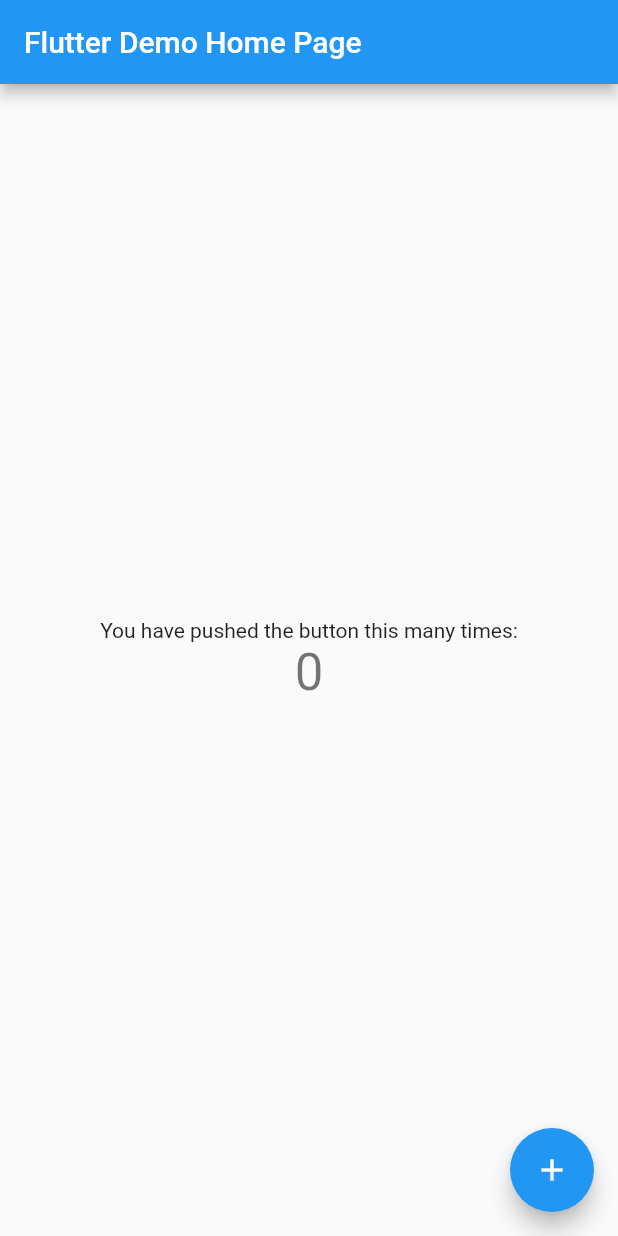
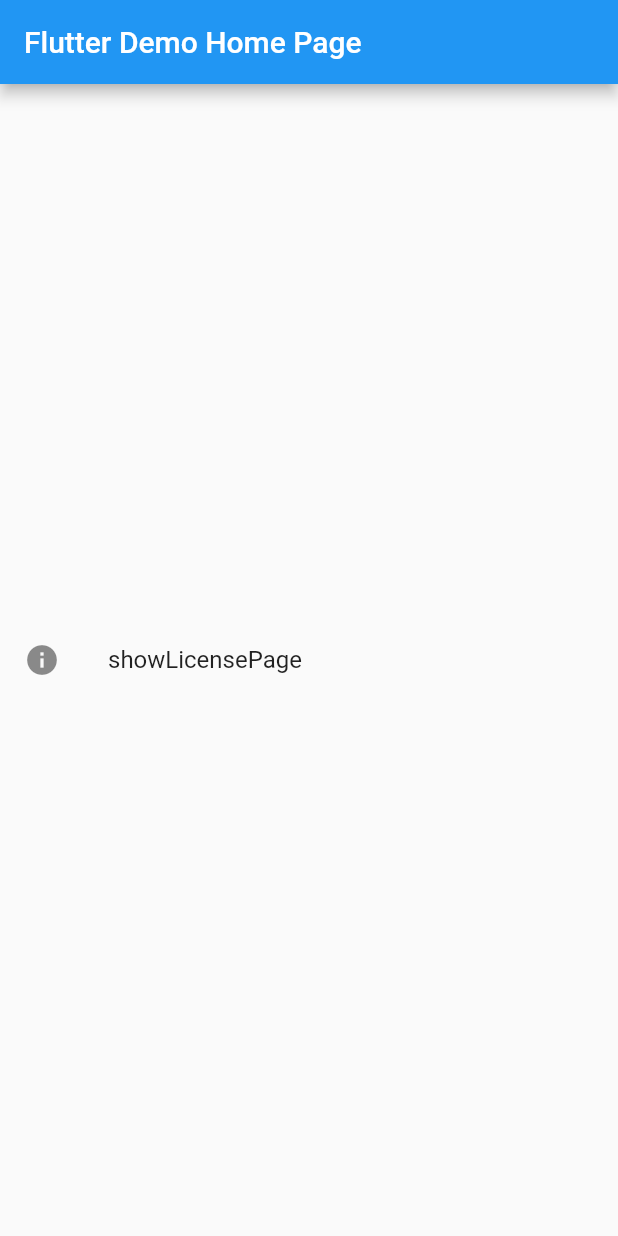
Before and after one commit to takunoji/git_test, a Flutter app: the screen it shows after launch, on a phone screen of 412 x 824 dp. Run offline on Flutter 3.47's test engine with Material 2 defaults, Android fonts, the phone set to English and light mode, and no system bars.

Commit message:
ライセンス機能を実装、ただしデモアプリは起動しない

```diff
--- a/lib/main.dart
+++ b/lib/main.dart
@@ -1,52 +1,69 @@
 import 'package:flutter/material.dart';
 
 void main() {
-  runApp(const MyApp());
+//  runApp(const MyApp());
+  runApp(MyApp());
 }
 
 class MyApp extends StatelessWidget {
-  const MyApp({Key? key}) : super(key: key);
-
-  // This widget is the root of your application.
+//  const MyApp({Key? key}) : super(key: key);
   @override
   Widget build(BuildContext context) {
     return MaterialApp(
       title: 'Flutter Demo',
+      debugShowCheckedModeBanner: false,
       theme: ThemeData(
-        // This is the theme of your application.
-        //
-        // Try running your application with "flutter run". You'll see the
-        // application has a blue toolbar. Then, without quitting the app, try
-        // changing the primarySwatch below to Colors.green and then invoke
-        // "hot reload" (press "r" in the console where you ran "flutter run",
-        // or simply save your changes to "hot reload" in a Flutter IDE).
-        // Notice that the counter didn't reset back to zero; the application
-        // is not restarted.
         primarySwatch: Colors.blue,
       ),
-      home: const MyHomePage(title: 'Flutter Demo Home Page'),
+//      home: const MyHomePage(title: 'Flutter Demo Home Page'),
+      home: MyHomePage(title: 'Flutter Demo Home Page'),
     );
   }
 }
 
-class MyHomePage extends StatefulWidget {
-  const MyHomePage({Key? key, required this.title}) : super(key: key);
-
-  // This widget is the home page of your application. It is stateful, meaning
-  // that it has a State object (defined below) that contains fields that affect
-  // how it looks.
-
-  // This class is the configuration for the state. It holds the values (in this
-  // case the title) provided by the parent (in this case the App widget) and
-  // used by the build method of the State. Fields in a Widget subclass are
-  // always marked "final".
+//class MyHomePage extends StatefulWidget {
+class MyHomePage extends StatelessWidget {
+//  const MyHomePage({Key? key, required this.title}) : super(key: key);
+  MyHomePage({Key? key, required this.title}) : super(key: key);
 
   final String title;
+  final appname = 'アプリ名';
+  final appIcon = FlutterLogo();
+  final version = '1.0.0';
+  final legalese = '2020 takuchalle';
 
   @override
-  State<MyHomePage> createState() => _MyHomePageState();
+//  State<MyHomePage> createState() => _MyHomePageState();
+  Widget build(BuildContext context) {
+    return Scaffold(
+      appBar: AppBar(
+        title: Text(title),
+      ),
+      body: Center(
+        child: Column(
+          mainAxisAlignment: MainAxisAlignment.center,
+          children: <Widget>[
+            ListTile(
+              leading: Icon(Icons.info),
+              title: Text('showLicensePage'),
+              onTap: () {
+                showLicensePage(
+                  context: context,
+                  applicationName: appname, // アプリの名前
+                  applicationVersion: version, // バージョン
+                  applicationIcon: appIcon, // アプリのアイコン Widget
+                  applicationLegalese: legalese, // 権利情報
+                );
+              },
+            ),
+          ],
+        ),
+      ),
+    );
+  }
 }
 
+/*
 class _MyHomePageState extends State<MyHomePage> {
   int _counter = 0;
 
@@ -113,3 +130,4 @@ class _MyHomePageState extends State<MyHomePage> {
     );
   }
 }
+*/
```
Also changed, not shown: 1 other file.
